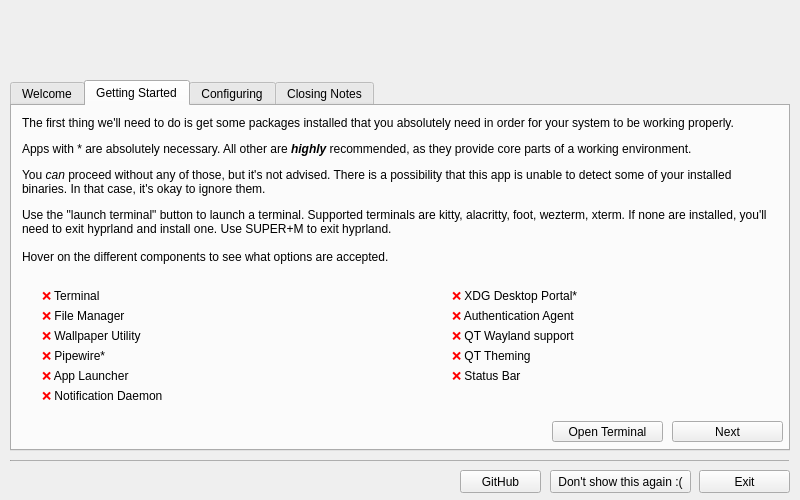
Before: the Qt Designer form chyprlandwelcome.ui in hyprwm/hyprland-welcome, drawn with Qt 5.
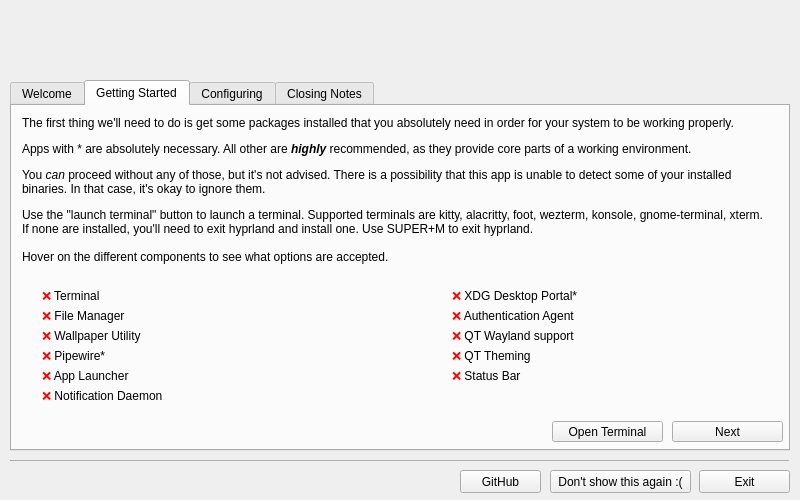
After: the same form once the commit is applied. The open tabs and pages were chosen to show the change. Icons and pictures are not drawn.

Commit message: add konsole and gnome-terminal to support

```diff
--- a/chyprlandwelcome.ui
+++ b/chyprlandwelcome.ui
@@ -174,7 +174,7 @@
        </rect>
       </property>
       <property name="text">
-       <string>&lt;html&gt;&lt;head/&gt;&lt;body&gt;&lt;p&gt;The first thing we'll need to do is get some packages installed that you absolutely need in order for your system to be working properly.&lt;/p&gt;&lt;p&gt;Apps with * are absolutely necessary. All other are &lt;span style=&quot; font-weight:700; font-style:italic;&quot;&gt;highly&lt;/span&gt; recommended, as they provide core parts of a working environment.&lt;/p&gt;&lt;p&gt;You &lt;span style=&quot; font-style:italic;&quot;&gt;can &lt;/span&gt;proceed without any of those, but it's not advised. There is a possibility that this app is unable to detect some of your installed binaries. In that case, it's okay to ignore them.&lt;/p&gt;&lt;p&gt;Use the &amp;quot;launch terminal&amp;quot; button to launch a terminal. Supported terminals are kitty, alacritty, foot, wezterm, xterm. If none are installed, you'll need to exit hyprland and install one. Use SUPER+M to exit hyprland.&lt;br/&gt;&lt;br/&gt;Hover on the different components to see what options are accepted.&lt;/p&gt;&lt;/body&gt;&lt;/html&gt;</string>
+       <string>&lt;html&gt;&lt;head/&gt;&lt;body&gt;&lt;p&gt;The first thing we'll need to do is get some packages installed that you absolutely need in order for your system to be working properly.&lt;/p&gt;&lt;p&gt;Apps with * are absolutely necessary. All other are &lt;span style=&quot; font-weight:700; font-style:italic;&quot;&gt;highly&lt;/span&gt; recommended, as they provide core parts of a working environment.&lt;/p&gt;&lt;p&gt;You &lt;span style=&quot; font-style:italic;&quot;&gt;can &lt;/span&gt;proceed without any of those, but it's not advised. There is a possibility that this app is unable to detect some of your installed binaries. In that case, it's okay to ignore them.&lt;/p&gt;&lt;p&gt;Use the &amp;quot;launch terminal&amp;quot; button to launch a terminal. Supported terminals are kitty, alacritty, foot, wezterm, konsole, gnome-terminal, xterm. If none are installed, you'll need to exit hyprland and install one. Use SUPER+M to exit hyprland.&lt;br/&gt;&lt;br/&gt;Hover on the different components to see what options are accepted.&lt;/p&gt;&lt;/body&gt;&lt;/html&gt;</string>
       </property>
       <property name="alignment">
        <set>Qt::AlignLeading|Qt::AlignLeft|Qt::AlignTop</set>
```
Left out of the diff: 4 changed lines with no effect on the pictures. The commit also changes 1 other file.
